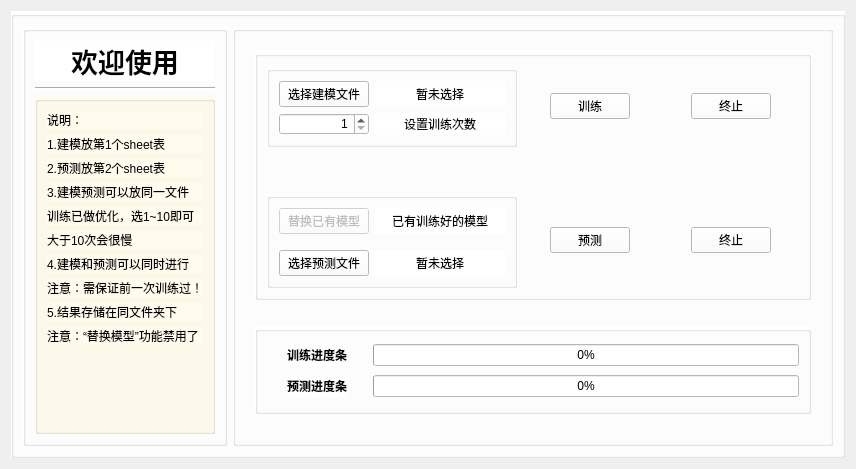
Above: zh_appui.ui from codeking01/zh_data_app before the change. Below: the same form after it.
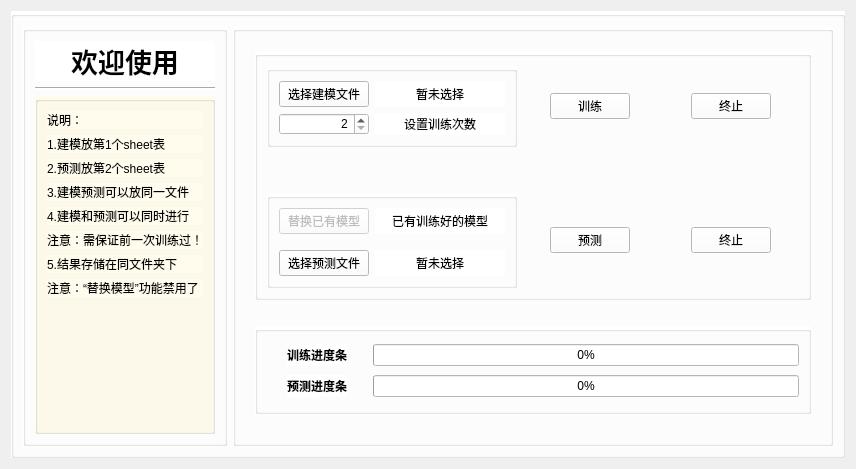
That is the form after the change. Icons and pictures are not drawn.

Commit message: 2023.4.25,master commit。修改部分UI界面，暂时取消网格搜索功能，添加is_optimize做判断

The edit to the form file:
```diff
--- a/zh_appui.ui
+++ b/zh_appui.ui
@@ -161,20 +161,6 @@
               </property>
              </widget>
             </item>
-            <item>
-             <widget class="QLabel" name="label_13">
-              <property name="text">
-               <string>训练已做优化，选1~10即可</string>
-              </property>
-             </widget>
-            </item>
-            <item>
-             <widget class="QLabel" name="label_14">
-              <property name="text">
-               <string>大于10次会很慢</string>
-              </property>
-             </widget>
-            </item>
             <item>
              <widget class="QLabel" name="label_5">
               <property name="styleSheet">
@@ -217,7 +203,7 @@
               <property name="sizeHint" stdset="0">
                <size>
                 <width>20</width>
-                <height>110</height>
+                <height>150</height>
                </size>
               </property>
              </spacer>
@@ -533,11 +519,17 @@
                </item>
                <item row="1" column="0">
                 <widget class="QSpinBox" name="train_number">
+                 <property name="maximumSize">
+                  <size>
+                   <width>100</width>
+                   <height>100</height>
+                  </size>
+                 </property>
                  <property name="alignment">
                   <set>Qt::AlignRight|Qt::AlignTrailing|Qt::AlignVCenter</set>
                  </property>
                  <property name="minimum">
-                  <number>1</number>
+                  <number>2</number>
                  </property>
                  <property name="maximum">
                   <number>999</number>
```
Left out of the diff: 12 changed lines with no effect on the pictures. The commit also changes 3 other files.
